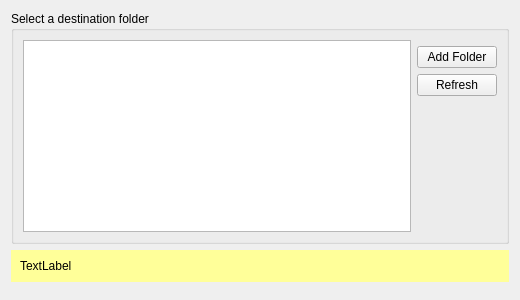
Above: src/mirall/folderwizardtargetpage.ui from nextcloud/desktop before the change. Below: the same form after it.
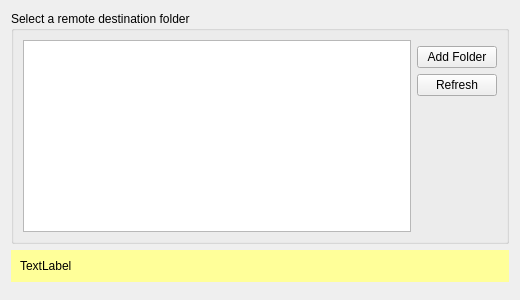
That is the form after the change.

Commit message: Folder Wizard: Make it more clear that we mean a remote folder

Patch:
```diff
--- a/src/mirall/folderwizardtargetpage.ui
+++ b/src/mirall/folderwizardtargetpage.ui
@@ -125,7 +125,7 @@
    <item row="0" column="0">
     <widget class="QGroupBox" name="groupBox">
      <property name="title">
-      <string>Select a destination folder</string>
+      <string>Select a remote destination folder</string>
      </property>
      <property name="flat">
       <bool>true</bool>
```
